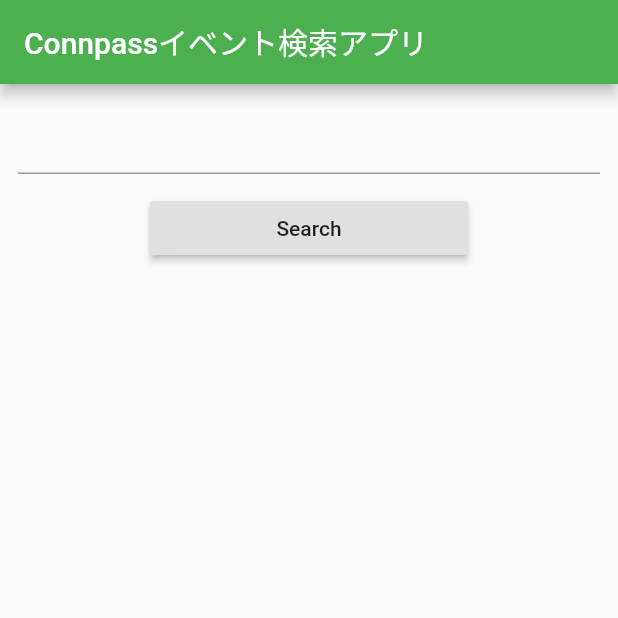
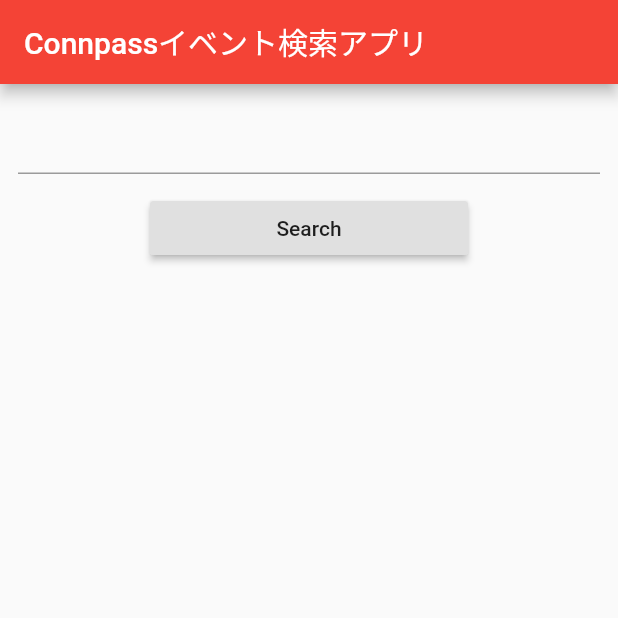
Before and after one commit to selfstudymaster/connpass_api_flutter_app, a Flutter app: the screen it shows after launch, on a phone screen of 412 x 824 dp, the top half of it. Run offline on Flutter 3.47's test engine with Material 2 defaults, Android fonts, the phone set to English and light mode, and no system bars.

Commit message:
Edit Comment

```diff
--- a/connpass_api_flutter_app/lib/main.dart
+++ b/connpass_api_flutter_app/lib/main.dart
@@ -11,7 +11,7 @@ class MyApp extends StatelessWidget {
     return MaterialApp(
       title: 'Connpass API Flutter App',
       theme: ThemeData(
-        primarySwatch: Colors.green,
+        primarySwatch: Colors.red,
         visualDensity: VisualDensity.adaptivePlatformDensity,
       ),
       home: MyHomePage(title: 'Connpassイベント検索アプリ'), // タイトル
--- a/connpass_api_flutter_app/lib/model/connpass_model.dart
+++ b/connpass_api_flutter_app/lib/model/connpass_model.dart
@@ -7,7 +7,7 @@ class ConnpassRepository {
   final int resultsStart;
   final List<EventRepository> events;
 
-  // メンバ関数
+  // コンストラクタ
   ConnpassRepository(
       {this.resultsReturned,
       this.resultsAvailable,
--- a/connpass_api_flutter_app/lib/model/event_model.dart
+++ b/connpass_api_flutter_app/lib/model/event_model.dart
@@ -14,7 +14,7 @@ class EventRepository {
   final String address;
   final String place;
 
-  // メンバ関数
+  // コンストラクタ
   EventRepository({
     this.eventId,
     this.title,
--- a/connpass_api_flutter_app/lib/view/event_list_view.dart
+++ b/connpass_api_flutter_app/lib/view/event_list_view.dart
@@ -18,7 +18,7 @@ class MyHomePage extends StatefulWidget {
 class _MyHomePageState extends State<MyHomePage> {
   // メンバ関数 テキストフィールド
   var _controller = TextEditingController();
-  // メンバ関数 event_model.dartで定義したConnpassRepositoryクラスを初期化
+  // メンバ関数 event_model.dartで定義したConnpassRepositoryのインスタンス化
   var _repository = new ConnpassRepository();
 
   // ListView
@@ -123,6 +123,7 @@ class _MyHomePageState extends State<MyHomePage> {
     );
   }
 
+  // タップしたら詳細をプッシュする
   Widget _resultCard(EventRepository eventRepository) {
     return Card(
       child: InkWell(
```
